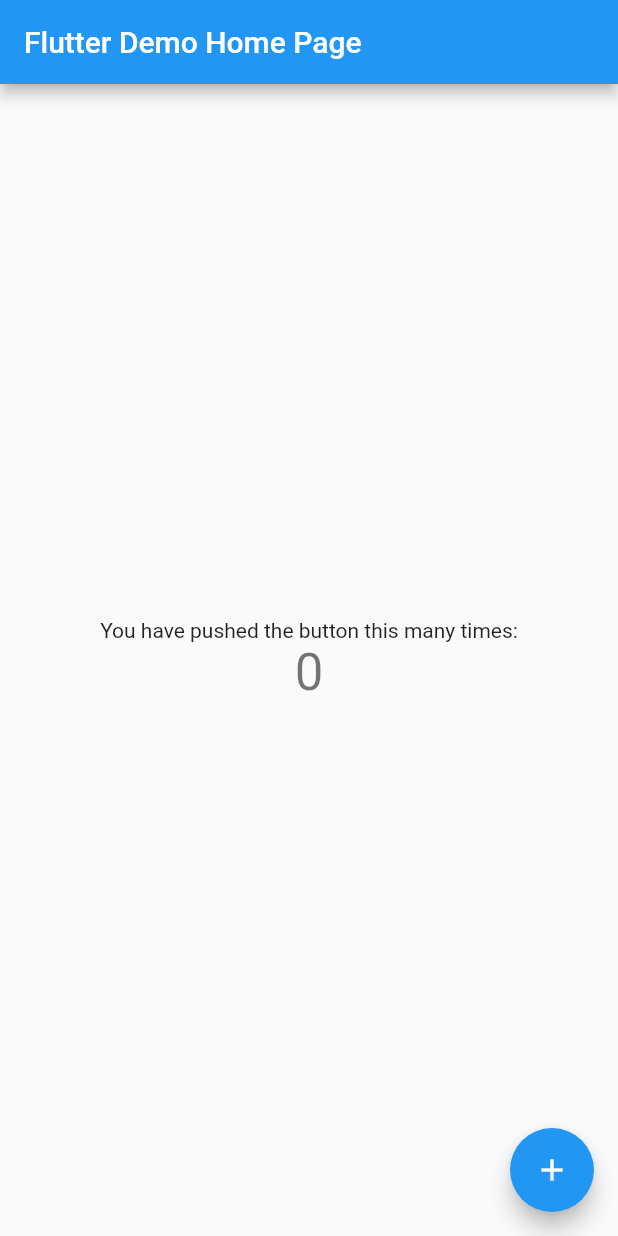
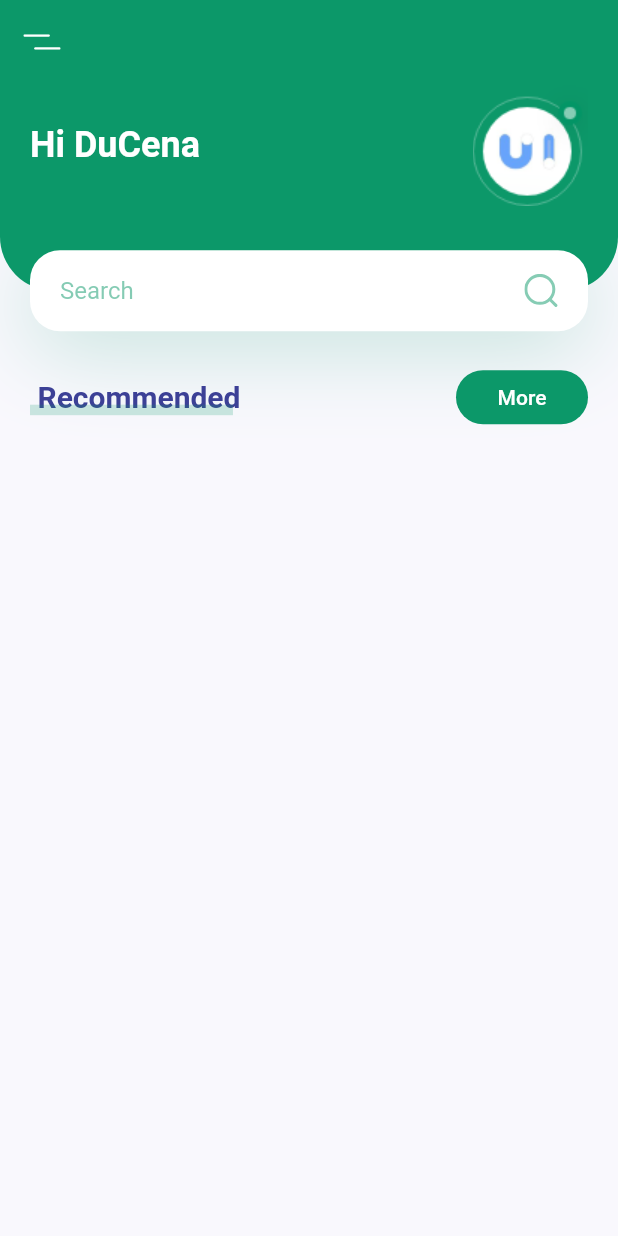
Before and after one commit to rs-dunv/shop_app_flutter, a Flutter app: the screen it shows after launch, on a phone screen of 412 x 824 dp. Run offline on Flutter 3.47's test engine with Material 2 defaults, Android fonts, the phone set to English and light mode, and no system bars; our stand-ins replace flutter_svg.

Commit message:
update app

```diff
--- /dev/null
+++ b/lib/constants.dart
@@ -0,0 +1,6 @@
+import 'package:flutter/material.dart';
+
+const kPrimaryColor = Color(0xff0c9869);
+const kTextColor = Color(0xff3c4096);
+const kBackgroundColor = Color(0xFFF9F8fD);
+const double kDefaultPadding = 20.0;
--- a/lib/header.dart
+++ /dev/null
@@ -1,16 +0,0 @@
-import 'package:flutter/material.dart';
-
-class MainHeaderApp extends StatefulWidget {
-  @override
-  _HeaderApp createState() => _HeaderApp();
-}
-
-class _HeaderApp extends State<MainHeaderApp> {
-  // This widget is the root of your application.
-  @override
-  Widget build(BuildContext context) {
-    return Center(
-      child: Text('Header'),
-    );
-  }
-}
--- a/lib/main.dart
+++ b/lib/main.dart
@@ -1,3 +1,5 @@
+import 'package:ShopApp/constants.dart';
+import 'package:ShopApp/screens/home/home_screen.dart';
 import 'package:flutter/material.dart';
 
 void main() {
@@ -9,109 +11,15 @@ class MyApp extends StatelessWidget {
   @override
   Widget build(BuildContext context) {
     return MaterialApp(
-      title: 'Flutter Demo',
+      title: 'Flant App',
+      debugShowCheckedModeBanner: false,
       theme: ThemeData(
-        // This is the theme of your application.
-        //
-        // Try running your application with "flutter run". You'll see the
-        // application has a blue toolbar. Then, without quitting the app, try
-        // changing the primarySwatch below to Colors.green and then invoke
-        // "hot reload" (press "r" in the console where you ran "flutter run",
-        // or simply save your changes to "hot reload" in a Flutter IDE).
-        // Notice that the counter didn't reset back to zero; the application
-        // is not restarted.
-        primarySwatch: Colors.blue,
-        // This makes the visual density adapt to the platform that you run
-        // the app on. For desktop platforms, the controls will be smaller and
-        // closer together (more dense) than on mobile platforms.
-        visualDensity: VisualDensity.adaptivePlatformDensity,
-      ),
-      home: MyHomePage(title: 'Flutter Demo Home Page'),
+          primaryColor: kPrimaryColor,
+          brightness: Brightness.dark,
+          scaffoldBackgroundColor: kBackgroundColor,
+          textTheme: Theme.of(context).textTheme.apply(bodyColor: kTextColor),
+          visualDensity: VisualDensity.adaptivePlatformDensity),
+      home: HomeScreen(),
     );
   }
 }
-
-class MyHomePage extends StatefulWidget {
-  MyHomePage({Key key, this.title}) : super(key: key);
-
-  // This widget is the home page of your application. It is stateful, meaning
-  // that it has a State object (defined below) that contains fields that affect
-  // how it looks.
-
-  // This class is the configuration for the state. It holds the values (in this
-  // case the title) provided by the parent (in this case the App widget) and
-  // used by the build method of the State. Fields in a Widget subclass are
-  // always marked "final".
-
-  final String title;
-
-  @override
-  _MyHomePageState createState() => _MyHomePageState();
-}
-
-class _MyHomePageState extends State<MyHomePage> {
-  int _counter = 0;
-
-  void _incrementCounter() {
-    setState(() {
-      // This call to setState tells the Flutter framework that something has
-      // changed in this State, which causes it to rerun the build method below
-      // so that the display can reflect the updated values. If we changed
-      // _counter without calling setState(), then the build method would not be
-      // called again, and so nothing would appear to happen.
-      _counter++;
-    });
-  }
-
-  @override
-  Widget build(BuildContext context) {
-    // This method is rerun every time setState is called, for instance as done
-    // by the _incrementCounter method above.
-    //
-    // The Flutter framework has been optimized to make rerunning build methods
-    // fast, so that you can just rebuild anything that needs updating rather
-    // than having to individually change instances of widgets.
-    return Scaffold(
-      appBar: AppBar(
-        // Here we take the value from the MyHomePage object that was created by
-        // the App.build method, and use it to set our appbar title.
-        title: Text(widget.title),
-      ),
-      body: Center(
-        // Center is a layout widget. It takes a single child and positions it
-        // in the middle of the parent.
-        child: Column(
-          // Column is also a layout widget. It takes a list of children and
-          // arranges them vertically. By default, it sizes itself to fit its
-          // children horizontally, and tries to be as tall as its parent.
-          //
-          // Invoke "debug painting" (press "p" in the console, choose the
-          // "Toggle Debug Paint" action from the Flutter Inspector in Android
-          // Studio, or the "Toggle Debug Paint" command in Visual Studio Code)
-          // to see the wireframe for each widget.
-          //
-          // Column has various properties to control how it sizes itself and
-          // how it positions its children. Here we use mainAxisAlignment to
-          // center the children vertically; the main axis here is the vertical
-          // axis because Columns are vertical (the cross axis would be
-          // horizontal).
-          mainAxisAlignment: MainAxisAlignment.center,
-          children: <Widget>[
-            Text(
-              'You have pushed the button this many times:',
-            ),
-            Text(
-              '$_counter',
-              style: Theme.of(context).textTheme.headline4,
-            ),
-          ],
-        ),
-      ),
-      floatingActionButton: FloatingActionButton(
-        onPressed: _incrementCounter,
-        tooltip: 'Increment',
-        child: Icon(Icons.add),
-      ), // This trailing comma makes auto-formatting nicer for build methods.
-    );
-  }
-}
--- /dev/null
+++ b/lib/screens/home/components/body.dart
@@ -0,0 +1,24 @@
+import 'package:ShopApp/constants.dart';
+import 'package:ShopApp/screens/home/components/header_with_search_box.dart';
+import 'package:ShopApp/screens/home/components/title_with_more_btn.dart';
+import 'package:flutter/material.dart';
+
+class Body extends StatelessWidget {
+  @override
+  Widget build(BuildContext context) {
+    Size size = MediaQuery.of(context).size;
+    return SingleChildScrollView(
+      child: Column(
+        children: <Widget>[
+          HeaderWithSearchBox(size: size),
+          TitileWithMoreBtn(
+            title: 'Recommended',
+            press: () {
+              print('10');
+            },
+          )
+        ],
+      ),
+    );
+  }
+}
--- /dev/null
+++ b/lib/screens/home/components/header_with_search_box.dart
@@ -0,0 +1,83 @@
+import 'package:ShopApp/constants.dart';
+import 'package:flutter/material.dart';
+import 'package:flutter_svg/flutter_svg.dart';
+
+class HeaderWithSearchBox extends StatelessWidget {
+  const HeaderWithSearchBox({
+    Key key,
+    @required this.size,
+  }) : super(key: key);
+
+  final Size size;
+
+  @override
+  Widget build(BuildContext context) {
+    return Container(
+      height: size.height * 0.2,
+      margin: EdgeInsets.only(bottom: kDefaultPadding),
+      child: Stack(
+        children: <Widget>[
+          Container(
+            height: size.height * 0.2 - 27,
+            padding: EdgeInsets.only(
+                left: kDefaultPadding,
+                right: kDefaultPadding,
+                bottom: kDefaultPadding + 36),
+            decoration: BoxDecoration(
+                color: kPrimaryColor,
+                borderRadius: BorderRadius.only(
+                    bottomRight: Radius.circular(36),
+                    bottomLeft: Radius.circular(36))),
+            child: Row(children: <Widget>[
+              Text('Hi DuCena',
+                  style: Theme.of(context).textTheme.headline5.copyWith(
+                        color: Colors.white,
+                        fontWeight: FontWeight.bold,
+                      )),
+              Spacer(),
+              Image.asset("assets/images/logo.png")
+            ]),
+          ),
+          Positioned(
+            bottom: 0,
+            left: 0,
+            right: 0,
+            child: Container(
+              padding: EdgeInsets.symmetric(horizontal: kDefaultPadding),
+              alignment: Alignment.center,
+              child: Row(
+                mainAxisAlignment: MainAxisAlignment.spaceBetween,
+                children: <Widget>[
+                  Expanded(
+                    flex: 3,
+                    child: TextField(
+                      onChanged: (value) {},
+                      decoration: InputDecoration(
+                          hintText: 'Search',
+                          enabledBorder: InputBorder.none,
+                          focusedBorder: InputBorder.none,
+                          hintStyle:
+                              TextStyle(color: kPrimaryColor.withOpacity(0.5))),
+                    ),
+                  ),
+                  SvgPicture.asset("assets/icons/search.svg")
+                ],
+              ),
+              margin: EdgeInsets.symmetric(horizontal: kDefaultPadding),
+              height: 54,
+              decoration: BoxDecoration(
+                  color: Colors.white,
+                  boxShadow: [
+                    BoxShadow(
+                        offset: Offset(0, 10),
+                        blurRadius: 50,
+                        color: kPrimaryColor.withOpacity(0.23))
+                  ],
+                  borderRadius: BorderRadius.circular(20)),
+            ),
+          )
+        ],
+      ),
+    );
+  }
+}
--- /dev/null
+++ b/lib/screens/home/components/title_with_more_btn.dart
@@ -0,0 +1,57 @@
+import 'package:ShopApp/constants.dart';
+import 'package:flutter/material.dart';
+
+class TitileWithMoreBtn extends StatelessWidget {
+  const TitileWithMoreBtn({Key key, this.title, this.press}) : super(key: key);
+  final String title;
+  final Function press;
+  @override
+  Widget build(BuildContext context) {
+    return Padding(
+      padding: EdgeInsets.symmetric(horizontal: kDefaultPadding),
+      child: Row(
+        children: [
+          TitleWithCustomUnderline(text: title),
+          Spacer(),
+          FlatButton(
+              shape: RoundedRectangleBorder(
+                  borderRadius: BorderRadius.circular(20)),
+              color: kPrimaryColor,
+              onPressed: press,
+              child: Text('More'))
+        ],
+      ),
+    );
+  }
+}
+
+class TitleWithCustomUnderline extends StatelessWidget {
+  const TitleWithCustomUnderline({Key key, this.text}) : super(key: key);
+  final String text;
+  @override
+  Widget build(BuildContext context) {
+    return Container(
+      height: 24,
+      child: Stack(
+        children: <Widget>[
+          Padding(
+            padding: const EdgeInsets.only(left: kDefaultPadding / 4),
+            child: Text(
+              text,
+              style: TextStyle(fontSize: 20, fontWeight: FontWeight.bold),
+            ),
+          ),
+          Positioned(
+              bottom: 0,
+              left: 0,
+              right: 0,
+              child: Container(
+                height: 7,
+                margin: EdgeInsets.only(right: kDefaultPadding / 4),
+                color: kPrimaryColor.withOpacity(0.2),
+              ))
+        ],
+      ),
+    );
+  }
+}
--- /dev/null
+++ b/lib/screens/home/home_screen.dart
@@ -0,0 +1,23 @@
+import 'package:ShopApp/screens/home/components/body.dart';
+import 'package:flutter/material.dart';
+import 'package:flutter_svg/svg.dart';
+
+class HomeScreen extends StatelessWidget {
+  @override
+  Widget build(BuildContext context) {
+    return Scaffold(
+      appBar: buildAppBar(),
+      body: Body(),
+    );
+  }
+
+  AppBar buildAppBar() {
+    return AppBar(
+      elevation: 0,
+      leading: IconButton(
+        icon: SvgPicture.asset("assets/icons/menu.svg"),
+        onPressed: () {},
+      ),
+    );
+  }
+}
--- a/pubspec.yaml
+++ b/pubspec.yaml
@@ -23,6 +23,8 @@ environment:
 dependencies:
   flutter:
     sdk: flutter
+  flutter_svg: ^0.19.1
+  webview_flutter: ^1.0.7
 
 
   # The following adds the Cupertino Icons font to your application.
```
Also changed, not shown: lib/body.dart (deleted), pubspec.lock, 3 other files.
